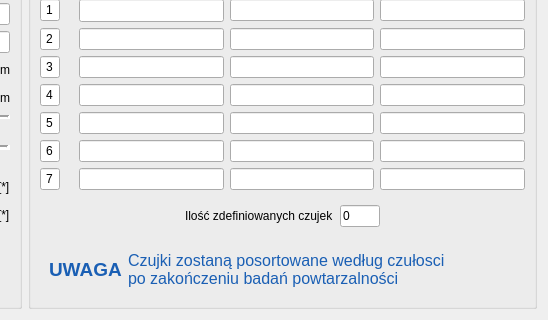
Above: CzujkiLinioweApp/parametrybadania2.ui from wiacekmarcin/CzujkiLiniowe before the change; both pictures show x 499 to 1047 and y 121 to 441 of the 1047 by 441 pixel window. Below: the same form after it.
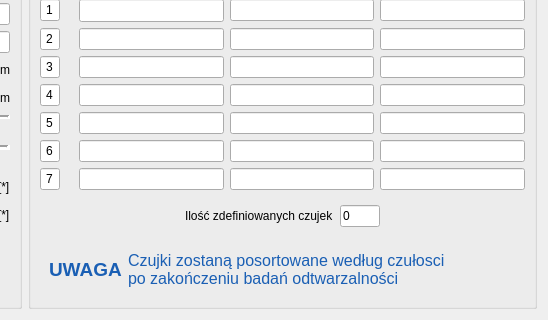
That is the form after the change.

```diff
--- a/CzujkiLinioweApp/parametrybadania2.ui
+++ b/CzujkiLinioweApp/parametrybadania2.ui
@@ -1020,7 +1020,7 @@
            </property>
            <property name="text">
             <string>Czujki zostaną posortowane według czułosci
-po zakończeniu badań powtarzalności</string>
+po zakończeniu badań odtwarzalności</string>
            </property>
           </widget>
          </item>
```
